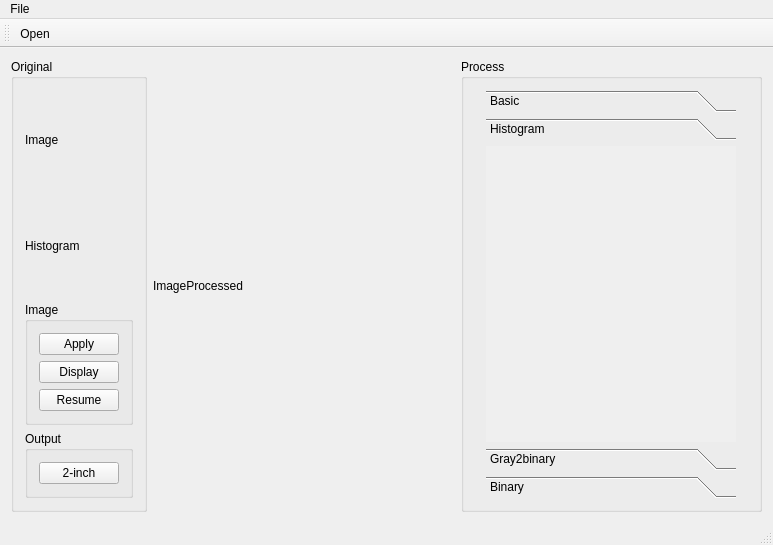
Qt form OpenCarVision/mainwindow.ui (baidut/ITS) before a commit.
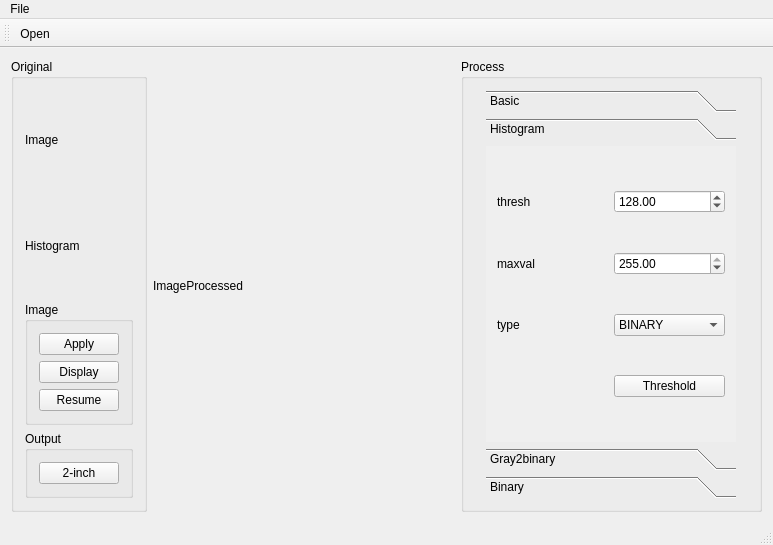
The same form after that commit.

Commit message: + threshold函数处理

What changed in the file:
```diff
--- a/OpenCarVision/mainwindow.ui
+++ b/OpenCarVision/mainwindow.ui
@@ -278,6 +278,85 @@
           <attribute name="label">
            <string>Histogram</string>
           </attribute>
+          <layout class="QGridLayout" name="gridLayout_14">
+           <item row="0" column="0">
+            <widget class="QLabel" name="label_2">
+             <property name="text">
+              <string>thresh</string>
+             </property>
+            </widget>
+           </item>
+           <item row="0" column="2">
+            <widget class="QDoubleSpinBox" name="doubleSpinBox_thresh">
+             <property name="maximum">
+              <double>255.000000000000000</double>
+             </property>
+             <property name="value">
+              <double>128.000000000000000</double>
+             </property>
+            </widget>
+           </item>
+           <item row="1" column="2">
+            <widget class="QDoubleSpinBox" name="doubleSpinBox_maxval">
+             <property name="maximum">
+              <double>255.000000000000000</double>
+             </property>
+             <property name="value">
+              <double>255.000000000000000</double>
+             </property>
+            </widget>
+           </item>
+           <item row="1" column="0">
+            <widget class="QLabel" name="label_3">
+             <property name="text">
+              <string>maxval</string>
+             </property>
+            </widget>
+           </item>
+           <item row="2" column="2">
+            <widget class="QComboBox" name="comboBox_threshType">
+             <item>
+              <property name="text">
+               <string>BINARY</string>
+              </property>
+             </item>
+             <item>
+              <property name="text">
+               <string>BINARY_INV</string>
+              </property>
+             </item>
+             <item>
+              <property name="text">
+               <string>TRUNC</string>
+              </property>
+             </item>
+             <item>
+              <property name="text">
+               <string>TOZERO</string>
+              </property>
+             </item>
+             <item>
+              <property name="text">
+               <string>TOZERO_INV</string>
+              </property>
+             </item>
+            </widget>
+           </item>
+           <item row="2" column="0">
+            <widget class="QLabel" name="label_4">
+             <property name="text">
+              <string>type</string>
+             </property>
+            </widget>
+           </item>
+           <item row="3" column="2">
+            <widget class="QPushButton" name="pushButton_threshold">
+             <property name="text">
+              <string>Threshold</string>
+             </property>
+            </widget>
+           </item>
+          </layout>
          </widget>
          <widget class="QWidget" name="page_4">
           <property name="geometry">
```
Left out of the diff: 108 changed lines with no effect on the pictures. The commit also changes 2 other files.
